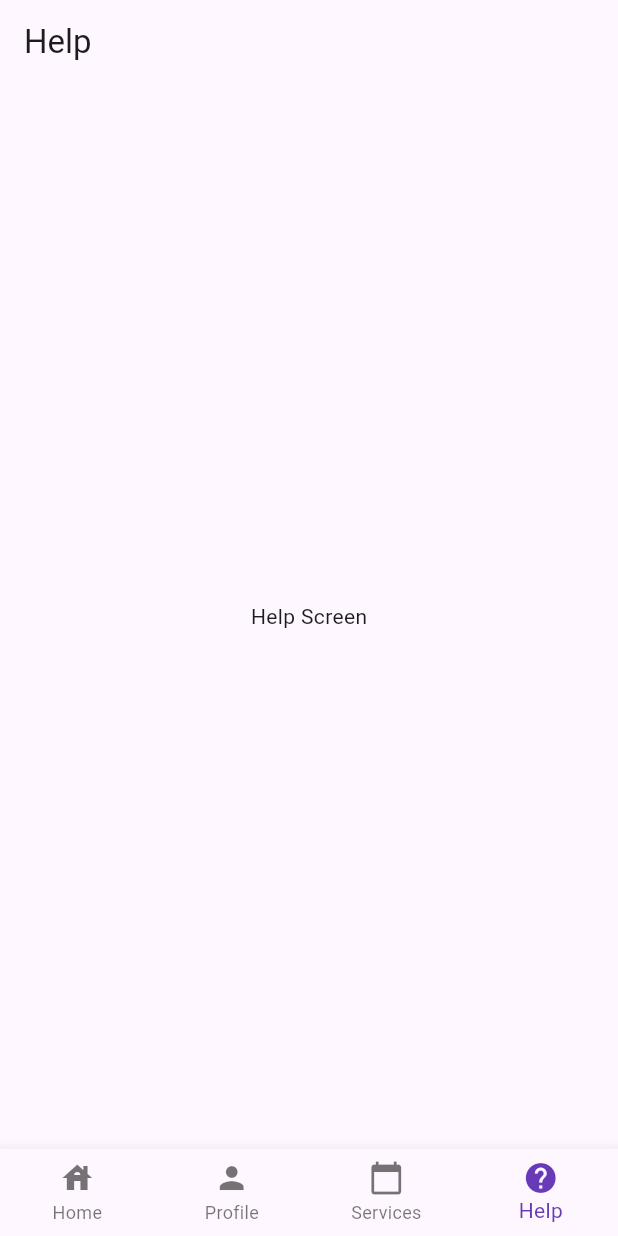
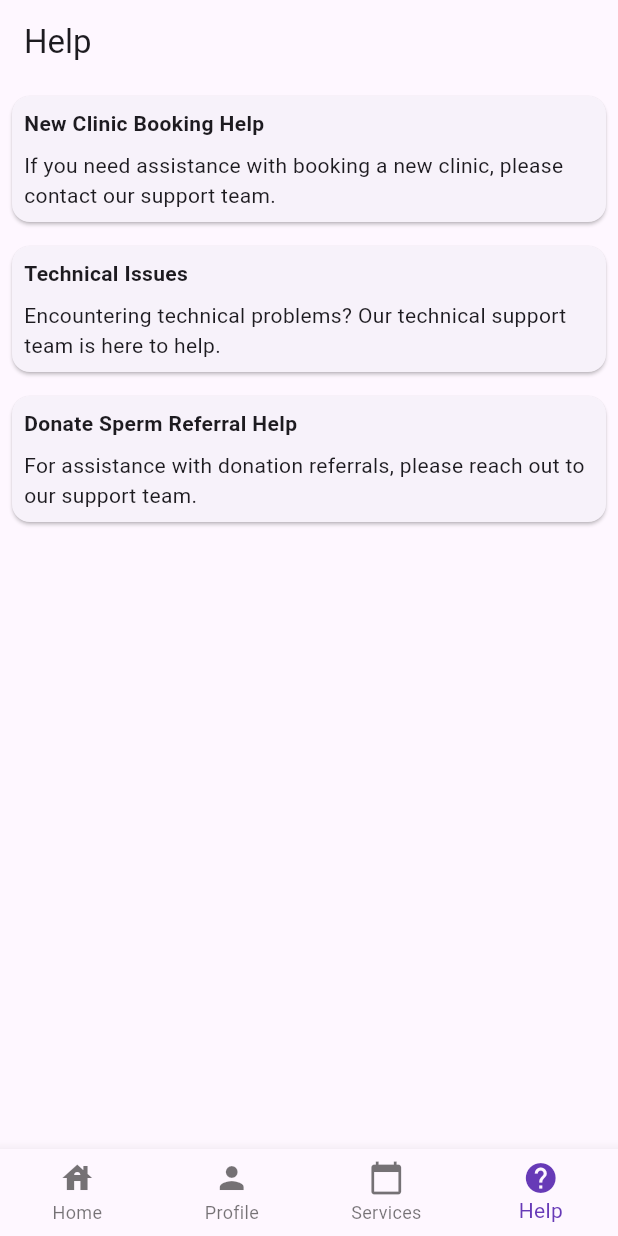
Before and after one commit to BroCodeByMinds/FertilityConsult, a Flutter app: the screen it shows after launch, item 4 of the bottom bar chosen, on a phone screen of 412 x 824 dp. Run offline on Flutter 3.47's test engine with Material 3 defaults, Android fonts, the phone set to English and light mode, and no system bars.

Commit message:
modified help view

```diff
--- a/fertility_consult/lib/Screens/help_screen.dart
+++ b/fertility_consult/lib/Screens/help_screen.dart
@@ -7,8 +7,37 @@ class HelpView extends StatelessWidget {
       appBar: AppBar(
         title: Text('Help'),
       ),
-      body: Center(
-        child: Text('Help Screen'),
+      body: ListView(
+        children: [
+          _buildSection('New Clinic Booking Help',
+              'If you need assistance with booking a new clinic, please contact our support team.'),
+          _buildSection('Technical Issues',
+              'Encountering technical problems? Our technical support team is here to help.'),
+          _buildSection('Donate Sperm Referral Help',
+              'For assistance with donation referrals, please reach out to our support team.'),
+        ],
+      ),
+    );
+  }
+
+  Widget _buildSection(String header, String content) {
+    return Card(
+      margin: EdgeInsets.all(8.0),
+      child: Padding(
+        padding: EdgeInsets.all(8.0),
+        child: Column(
+          crossAxisAlignment: CrossAxisAlignment.start,
+          children: [
+            Text(
+              header,
+              style: TextStyle(
+                fontWeight: FontWeight.bold,
+              ),
+            ),
+            SizedBox(height: 8.0),
+            Text(content),
+          ],
+        ),
       ),
     );
   }
```
